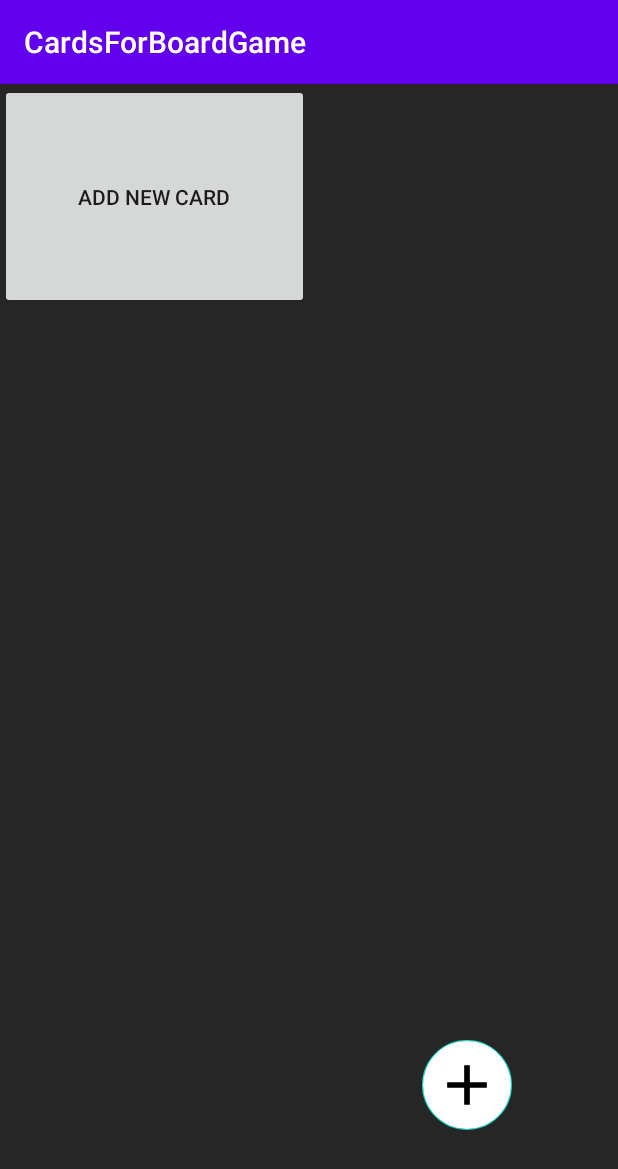
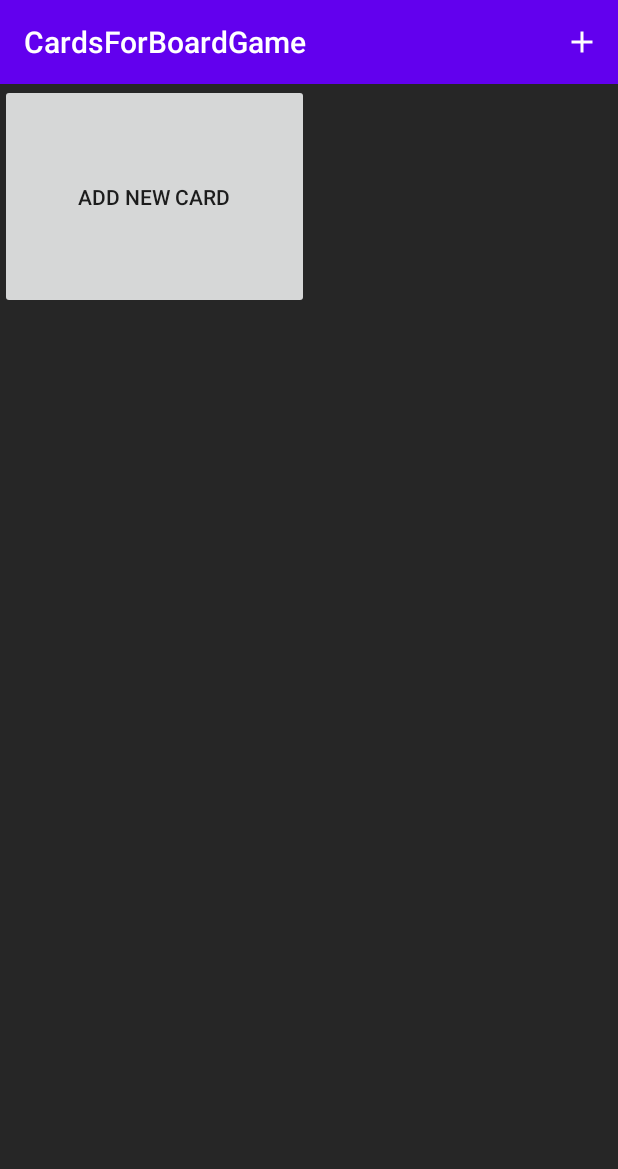
Before and after one commit to sillva7/CardsForBoardGame, an Android app: the AllCardsActivity screen opened directly, with no data from a screen before it, on a phone screen of 412 x 824 dp. Shown: the top 1169 px of the screen. Run offline under Robolectric (Android 15) with nearby library versions, the phone set to English and light mode, and no system bars; our stand-ins replace Room's generated code; 1 statement that could not run was skipped.

Commit message:
убрать фаб, название активитей,дизайн рандома и пулвью,локализация

```diff
--- a/app/src/main/java/com/example/cardsforboardgame/activities/AddNewCardActivity.java
+++ b/app/src/main/java/com/example/cardsforboardgame/activities/AddNewCardActivity.java
@@ -117,8 +117,6 @@ public class AddNewCardActivity extends AppCompatActivity {
                         bitmap = selectedImage;
                         imageViewOfCard.setImageBitmap(selectedImage);//сохраняется изображение прям в приложение*/
 
-
-
                         //ниже будем загружать картинку во второй ИВ просто для теста, чтобы найти
                         //как загрузить карт имея только путь до неё:
                         //УПД: оставлю этот способ
@@ -130,8 +128,6 @@ public class AddNewCardActivity extends AppCompatActivity {
                         }else{
                             Toast.makeText(this, R.string.thisfiledoesntexist, Toast.LENGTH_SHORT).show();
                         }
-
-
                 }
         }
     }
@@ -145,7 +141,6 @@ public class AddNewCardActivity extends AppCompatActivity {
         cursor.moveToFirst();
         return cursor.getString(column_index);
     }
-
 //    private boolean hasImage(@NonNull ImageView view) {
 //        Drawable drawable = view.getDrawable();
 //        boolean hasImage = (drawable != null);
@@ -237,7 +232,7 @@ public class AddNewCardActivity extends AppCompatActivity {
 
     @Override
     public boolean onCreateOptionsMenu(Menu menu) {
-        getMenuInflater().inflate(R.menu.edit_menu, menu);
+        getMenuInflater().inflate(R.menu.delete_menu, menu);
         return true;
     }
 
--- a/app/src/main/java/com/example/cardsforboardgame/activities/AllCardsActivity.java
+++ b/app/src/main/java/com/example/cardsforboardgame/activities/AllCardsActivity.java
@@ -3,25 +3,20 @@ package com.example.cardsforboardgame.activities;
 import androidx.appcompat.app.AppCompatActivity;
 import androidx.lifecycle.LiveData;
 import androidx.lifecycle.Observer;
-import androidx.lifecycle.ViewModel;
 import androidx.lifecycle.ViewModelProvider;
 import androidx.recyclerview.widget.GridLayoutManager;
-import androidx.recyclerview.widget.LinearLayoutManager;
 import androidx.recyclerview.widget.RecyclerView;
 
 import android.content.Intent;
 import android.os.Bundle;
-import android.util.Log;
+import android.view.Menu;
+import android.view.MenuItem;
 import android.view.View;
-import android.widget.Button;
-import android.widget.Toast;
 
 import com.example.cardsforboardgame.Classes.Card;
 import com.example.cardsforboardgame.DBStuf.MainViewModel;
 import com.example.cardsforboardgame.R;
-import com.example.cardsforboardgame.Utils.BitmapConverter;
 import com.example.cardsforboardgame.adapters.CardAdapter;
-import com.google.android.material.floatingactionbutton.FloatingActionButton;
 
 import java.util.ArrayList;
 import java.util.List;
@@ -31,8 +26,8 @@ public class AllCardsActivity extends AppCompatActivity {
     CardAdapter cardAdapter;
     MainViewModel viewModel;
     ArrayList<Card> cards;
-    FloatingActionButton saveToPool;
-    FloatingActionButton toAddNewCard;
+    //    FloatingActionButton saveToPool;
+//    FloatingActionButton toAddNewCard;
 
 
 
@@ -40,39 +35,32 @@ public class AllCardsActivity extends AppCompatActivity {
     protected void onCreate(Bundle savedInstanceState) {
         super.onCreate(savedInstanceState);
         setContentView(R.layout.activity_all_cards);
-        saveToPool = findViewById(R.id.saveToPool);
-        toAddNewCard = findViewById(R.id.addNewCard);
-       // final StringBuilder titleOfBtn = new StringBuilder();
-        final Intent intent = getIntent();
+        //saveToPool = findViewById(R.id.saveToPool);
+        //toAddNewCard = findViewById(R.id.addNewCard);
+        // final StringBuilder titleOfBtn = new StringBuilder();
+
+        Intent intent = getIntent();
         final int checkBoxAndBtn = intent.getIntExtra("checkbox", 0);
-
 
         if (checkBoxAndBtn == 0) {//для отображения чекбокса и на видимость кнопки для сохранения карточек в пул
             CardAdapter.checkbox = 0;
-            saveToPool.hide();
-            toAddNewCard.show();
+            //saveToPool.hide();
+//            toAddNewCard.show();
 
         } else {
             CardAdapter.checkbox = 1;
-            saveToPool.show();
-            toAddNewCard.hide();
+            //saveToPool.show();
+            //toAddNewCard.hide();
             AddNewPool.cards.clear();
 
         }
-        saveToPool.setOnClickListener(new View.OnClickListener() {//сохранение в пул по нажатию этой кнопки
-            @Override
-            public void onClick(View view) {
-                String titleOfBtn = "";
-                for (int i = 0; i < AddNewPool.cards.size(); i++) {
-                    titleOfBtn = titleOfBtn + AddNewPool.cards.get(i) + " ";
-                }
-                AddNewPool.addNewBtn.setText(titleOfBtn);
-                CardAdapter.checkbox = 0;//отключаем чекбоксы при выходе
-
-                AllCardsActivity.this.finish();
-
-            }
-        });
+//        saveToPool.setOnClickListener(new View.OnClickListener() {//сохранение в пул по нажатию этой кнопки
+//            @Override
+//            public void onClick(View view) {
+//
+//
+//            }
+//        });
 
 
         viewModel = new ViewModelProvider(this).get(MainViewModel.class);
@@ -97,10 +85,10 @@ public class AllCardsActivity extends AppCompatActivity {
         cardAdapter.setOnCardClickListener(new CardAdapter.OnCardClickListener() {//по клику переходим на страницу с карточкой и информацией о ней
             @Override
             public void onCardClick(int position) {
-                if(position==cardAdapter.getCards().size()){
+                if (position == cardAdapter.getCards().size()) {
                     Intent intentForAddNewCardToPool = new Intent(AllCardsActivity.this, AddNewCardActivity.class);
                     startActivity(intentForAddNewCardToPool);
-                }else{
+                } else {
                     Card card = cardAdapter.getCards().get(position);
                     Intent intentForCardEdit = new Intent(AllCardsActivity.this, AddNewCardActivity.class);
                     intentForCardEdit.putExtra("id", viewModel.getCardByTitle(card.getTitle()).getId());
@@ -108,13 +96,50 @@ public class AllCardsActivity extends AppCompatActivity {
                 }
 
 
-
             }
         });
     }
 
     public void toAddNewCardFromList(View view) {
-        Intent intent = new Intent(AllCardsActivity.this, AddNewCardActivity.class);
-        startActivity(intent);
+
+    }
+
+    @Override
+    public boolean onCreateOptionsMenu(Menu menu) {
+        getMenuInflater().inflate(R.menu.add_menu_and_save, menu);
+
+        return true;
+    }
+
+    @Override
+    public boolean onOptionsItemSelected(MenuItem item) {
+        switch (item.getItemId()) {
+            case R.id.add:
+                Intent intent = new Intent(AllCardsActivity.this, AddNewCardActivity.class);
+                startActivity(intent);
+                return true;
+            case R.id.done:
+                String titleOfBtn = "";
+                for (int i = 0; i < AddNewPool.cards.size(); i++) {
+                    titleOfBtn = titleOfBtn + AddNewPool.cards.get(i) + " ";
+                }
+                AddNewPool.addNewBtn.setText(titleOfBtn);
+                CardAdapter.checkbox = 0;//отключаем чекбоксы при выходе
+                AllCardsActivity.this.finish();
+                return true;
+        }
+        return super.onOptionsItemSelected(item);
+    }
+
+    @Override
+    public boolean onPrepareOptionsMenu(Menu menu) {
+        MenuItem add = menu.findItem(R.id.add);
+        MenuItem done = menu.findItem(R.id.done);c
+        if (CardAdapter.checkbox ==0){
+            done.setVisible(false);
+        }else{
+            done.setVisible(true);
+        }
+            return super.onPrepareOptionsMenu(menu);
     }
 }
--- a/app/src/main/java/com/example/cardsforboardgame/activities/PoolViewActivity.java
+++ b/app/src/main/java/com/example/cardsforboardgame/activities/PoolViewActivity.java
@@ -12,7 +12,6 @@ import android.graphics.Bitmap;
 import android.graphics.BitmapFactory;
 import android.os.Bundle;
 import android.util.Log;
-import android.view.LayoutInflater;
 import android.view.Menu;
 import android.view.MenuItem;
 import android.view.View;
@@ -110,7 +109,7 @@ public class PoolViewActivity extends AppCompatActivity {
 
     @Override
     public boolean onCreateOptionsMenu(Menu menu) {
-        getMenuInflater().inflate(R.menu.edit_menu, menu);
+        getMenuInflater().inflate(R.menu.delete_menu, menu);
         return true;
     }
 
--- a/app/src/main/res/drawable/border.xml
+++ b/app/src/main/res/drawable/border.xml
@@ -1,5 +1,6 @@
 <?xml version="1.0" encoding="utf-8"?>
-<shape xmlns:android="http://schemas.android.com/apk/res/android">
+<shape
+    xmlns:android="http://schemas.android.com/apk/res/android">
     <stroke
         android:width="2dp"
         android:color="#000" />
--- a/app/src/main/res/drawable/ic_baseline_add_24.xml
+++ b/app/src/main/res/drawable/ic_baseline_add_24.xml
@@ -1,10 +1,5 @@
-<vector xmlns:android="http://schemas.android.com/apk/res/android"
-    android:width="24dp"
-    android:height="24dp"
-    android:viewportWidth="24"
-    android:viewportHeight="24"
-    >
-  <path
-      android:fillColor="@android:color/black"
-      android:pathData="M19,13h-6v6h-2v-6H5v-2h6V5h2v6h6v2z"/>
+<vector android:height="24dp" android:tint="#FFFFFF"
+    android:viewportHeight="24" android:viewportWidth="24"
+    android:width="24dp" xmlns:android="http://schemas.android.com/apk/res/android">
+    <path android:fillColor="@android:color/white" android:pathData="M19,13h-6v6h-2v-6H5v-2h6V5h2v6h6v2z"/>
 </vector>
--- a/app/src/main/res/drawable/ic_baseline_delete_forever_24.xml
+++ b/app/src/main/res/drawable/ic_baseline_delete_forever_24.xml
@@ -1,4 +1,4 @@
-<vector android:height="24dp" android:tint="#FF0000"
+<vector android:height="24dp" android:tint="#FFFFFF"
     android:viewportHeight="24" android:viewportWidth="24"
     android:width="24dp" xmlns:android="http://schemas.android.com/apk/res/android">
     <path android:fillColor="@android:color/white" android:pathData="M6,19c0,1.1 0.9,2 2,2h8c1.1,0 2,-0.9 2,-2L18,7L6,7v12zM8.46,11.88l1.41,-1.41L12,12.59l2.12,-2.12 1.41,1.41L13.41,14l2.12,2.12 -1.41,1.41L12,15.41l-2.12,2.12 -1.41,-1.41L10.59,14l-2.13,-2.12zM15.5,4l-1,-1h-5l-1,1L5,4v2h14L19,4z"/>
--- a/app/src/main/res/drawable/ic_baseline_done_24.xml
+++ b/app/src/main/res/drawable/ic_baseline_done_24.xml
@@ -1,10 +1,5 @@
-<vector xmlns:android="http://schemas.android.com/apk/res/android"
-    android:width="24dp"
-    android:height="24dp"
-    android:viewportWidth="24"
-    android:viewportHeight="24"
-    >
-  <path
-      android:fillColor="@android:color/black"
-      android:pathData="M9,16.2L4.8,12l-1.4,1.4L9,19 21,7l-1.4,-1.4L9,16.2z"/>
+<vector android:height="28dp" android:tint="#FFFFFF"
+    android:viewportHeight="24" android:viewportWidth="24"
+    android:width="28dp" xmlns:android="http://schemas.android.com/apk/res/android">
+    <path android:fillColor="@android:color/white" android:pathData="M9,16.2L4.8,12l-1.4,1.4L9,19 21,7l-1.4,-1.4L9,16.2z"/>
 </vector>
--- a/app/src/main/res/layout/activity_all_cards.xml
+++ b/app/src/main/res/layout/activity_all_cards.xml
@@ -18,41 +18,6 @@
         app:layout_constraintStart_toStartOf="parent"
         app:layout_constraintTop_toTopOf="parent" />
 
-    <com.google.android.material.floatingactionbutton.FloatingActionButton
-        android:id="@+id/saveToPool"
-        android:visibility="gone"
-        android:layout_width="60dp"
-        android:layout_height="60dp"
-        android:backgroundTint="@android:color/white"
-        android:clickable="true"
-        android:src="@drawable/ic_baseline_done_24"
-        android:text="@string/save_to_pool"
-        app:fabCustomSize="60dp"
-        app:maxImageSize="45dp"
-        android:scaleType="center"
-        app:layout_constraintBottom_toBottomOf="parent"
-        app:layout_constraintEnd_toEndOf="parent"
-        app:layout_constraintHorizontal_bias="0.8"
-        app:layout_constraintStart_toStartOf="parent"
-        app:layout_constraintTop_toTopOf="parent"
-        app:layout_constraintVertical_bias="0.9" />
-    <com.google.android.material.floatingactionbutton.FloatingActionButton
-        android:id="@+id/addNewCard"
-        android:layout_width="60dp"
-        android:layout_height="60dp"
-        android:backgroundTint="@android:color/white"
-        android:clickable="true"
-        android:src="@drawable/ic_baseline_add_24"
-        android:text="@string/save_to_pool"
-        app:fabCustomSize="60dp"
-        app:maxImageSize="45dp"
-        android:scaleType="center"
-        app:layout_constraintBottom_toBottomOf="parent"
-        app:layout_constraintEnd_toEndOf="parent"
-        app:layout_constraintHorizontal_bias="0.8"
-        app:layout_constraintStart_toStartOf="parent"
-        app:layout_constraintTop_toTopOf="parent"
-        app:layout_constraintVertical_bias="0.9"
-        android:onClick="toAddNewCardFromList"
-        />
+
+
 </androidx.constraintlayout.widget.ConstraintLayout>
--- a/app/src/main/res/layout/activity_all_pools.xml
+++ b/app/src/main/res/layout/activity_all_pools.xml
@@ -14,23 +14,24 @@
         android:background="@color/darkGrey"
         app:layout_constraintStart_toStartOf="parent"
         app:layout_constraintTop_toTopOf="parent"/>
+
     <com.google.android.material.floatingactionbutton.FloatingActionButton
         android:id="@+id/addNewPool"
         android:layout_width="60dp"
         android:layout_height="60dp"
-        android:backgroundTint="@android:color/white"
+
         android:clickable="true"
+        android:onClick="toAddNewPoolFromList"
+        android:scaleType="center"
         android:src="@drawable/ic_baseline_add_24"
         android:text="@string/save_to_pool"
+        app:backgroundTint="#5900FF"
         app:fabCustomSize="60dp"
-        app:maxImageSize="45dp"
-        android:scaleType="center"
         app:layout_constraintBottom_toBottomOf="parent"
         app:layout_constraintEnd_toEndOf="parent"
         app:layout_constraintHorizontal_bias="0.8"
         app:layout_constraintStart_toStartOf="parent"
         app:layout_constraintTop_toTopOf="parent"
         app:layout_constraintVertical_bias="0.9"
-        android:onClick="toAddNewPoolFromList"
-        />
+        app:maxImageSize="45dp" />
 </androidx.constraintlayout.widget.ConstraintLayout>
--- a/app/src/main/res/layout/card_item.xml
+++ b/app/src/main/res/layout/card_item.xml
@@ -17,7 +17,6 @@
             android:layout_marginTop="3dp"
             android:adjustViewBounds="true"
             android:cropToPadding="true"
-            android:background="@drawable/border"
             android:scaleType="centerCrop"
             app:layout_constraintEnd_toEndOf="parent"
             app:layout_constraintStart_toStartOf="parent"
--- /dev/null
+++ b/app/src/main/res/menu/add_menu_and_save.xml
@@ -0,0 +1,18 @@
+<?xml version="1.0" encoding="utf-8"?>
+<menu xmlns:android="http://schemas.android.com/apk/res/android"
+    xmlns:app="http://schemas.android.com/apk/res-auto">
+
+
+    <item
+        android:id="@+id/add"
+        android:icon="@drawable/ic_baseline_add_24"
+        app:showAsAction="always"
+        android:title="@string/add_new_card"
+        android:visible="true"/>
+    <item
+        android:id="@+id/done"
+        android:icon="@drawable/ic_baseline_done_24"
+        app:showAsAction="always"
+        android:visible="false"
+        android:title="@string/save"/>
+</menu>
--- a/app/src/main/res/menu/edit_menu.xml
+++ b/app/src/main/res/menu/delete_menu.xml
@@ -12,4 +12,5 @@
         android:visible="true"/>
 
 
+
 </menu>
```
